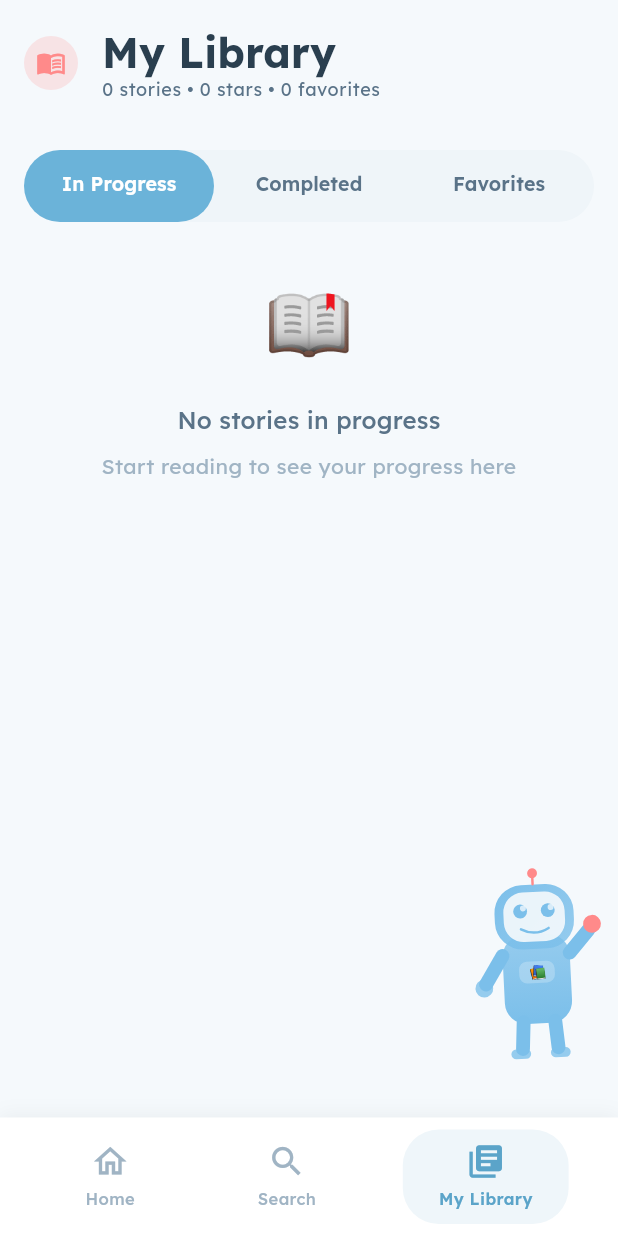
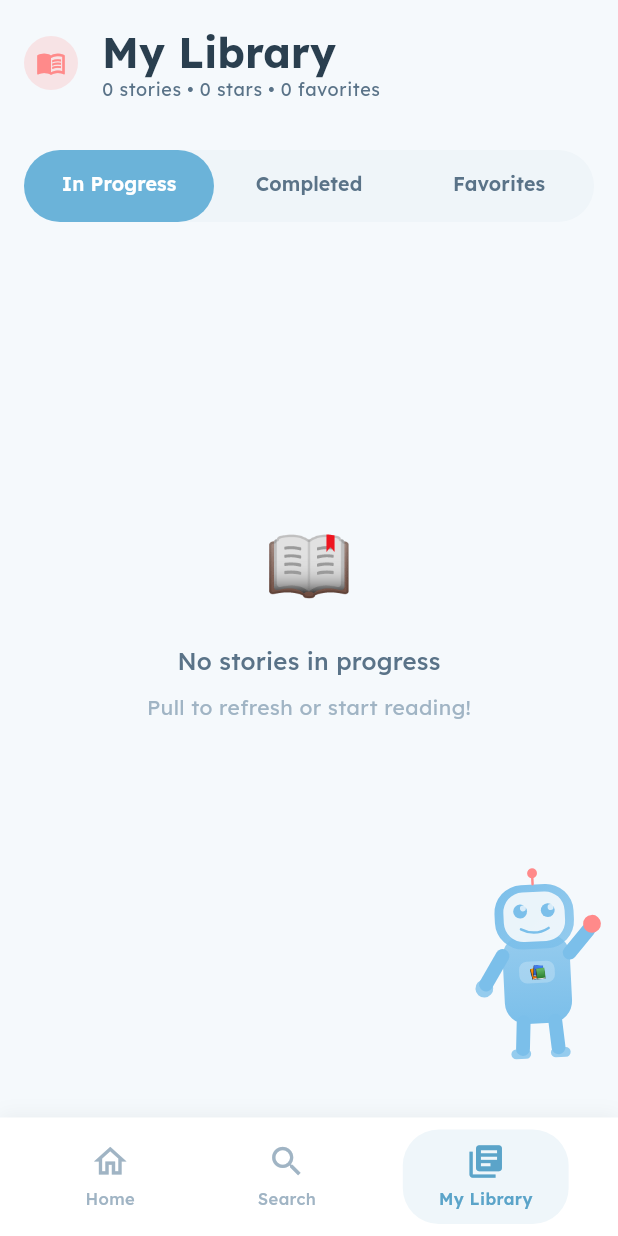
Before and after one commit to alvs89/kuwento_buddy, a Flutter app: the MyStoriesScreen screen opened by its route, on a phone screen of 412 x 824 dp. Run offline on Flutter 3.47's test engine with Material 3 defaults, Android fonts, the phone set to English and light mode, and no system bars; our stand-ins replace cloud_firestore, confetti, firebase_auth, firebase_core, flutter_svg, flutter_tts and 5 more; accounts and stored records are empty.

Commit message:
In Progress ain't synching

```diff
--- a/lib/screens/my_stories_screen.dart
+++ b/lib/screens/my_stories_screen.dart
@@ -510,10 +510,21 @@ class _MyStoriesScreenState extends State<MyStoriesScreen>
         'MyStoriesScreen: In Progress tab will show ${inProgress.length} cards');
 
     if (inProgress.isEmpty) {
-      return _buildEmptyState(
-        emoji: '📖',
-        title: 'No stories in progress',
-        subtitle: 'Start reading to see your progress here',
+      return RefreshIndicator(
+        onRefresh: () async {
+          await context.read<AuthService>().refreshCurrentUserFromCloud();
+        },
+        child: SingleChildScrollView(
+          physics: const AlwaysScrollableScrollPhysics(),
+          child: SizedBox(
+            height: MediaQuery.of(context).size.height * 0.6,
+            child: _buildEmptyState(
+              emoji: '📖',
+              title: 'No stories in progress',
+              subtitle: 'Pull to refresh or start reading!',
+            ),
+          ),
+        ),
       );
     }
 
@@ -937,9 +948,12 @@ class _MyStoriesScreenState extends State<MyStoriesScreen>
   }
 
   bool _isStoryInProgress(StoryProgress progress, StoryModel story) {
-    // Story sessions persist an in-progress entry immediately on open, so any
-    // non-completed progress record should stay visible in this tab.
-    return !_isStoryCompleted(progress, story);
+    // FIX: Show even index=0 if recent (24h) OR index>0, !completed
+    final now = DateTime.now();
+    final isRecentSoftStart = progress.currentSegmentIndex == 0 &&
+        progress.updatedAt.isAfter(now.subtract(const Duration(hours: 24)));
+    return !progress.isCompleted &&
+        (progress.currentSegmentIndex > 0 || isRecentSoftStart);
   }
 
   List<MapEntry<StoryModel, StoryProgress>> _resolvedStoryProgressEntries(
```
Also changed, not shown: lib/controllers/story_controller.dart (+8 -1 lines), lib/services/user_service.dart (+208 -7 lines), 2 other files.
